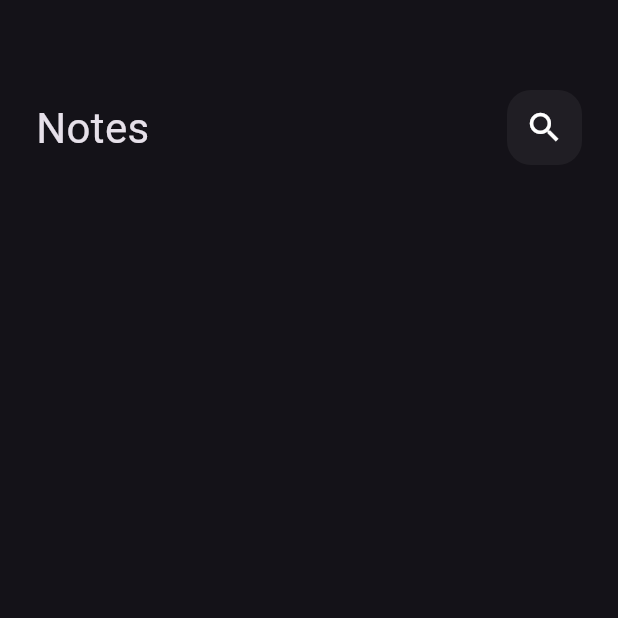
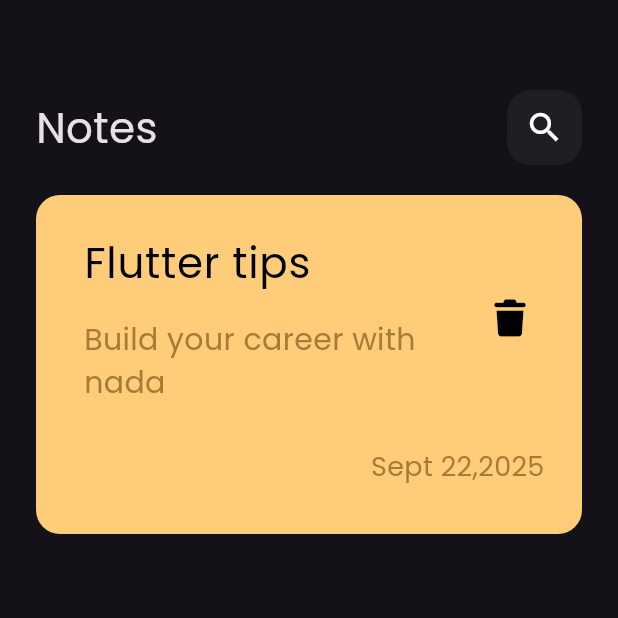
Before and after one commit to nada29348-hash/notes_app2, a Flutter app: the screen it shows after launch, on a phone screen of 412 x 824 dp, the top half of it. Run offline on Flutter 3.47's test engine with Material 3 defaults, Android fonts, the phone set to English and light mode, and no system bars; our stand-ins replace font_awesome_flutter.

Commit message:
create custom note item and give default font

```diff
--- a/lib/main.dart
+++ b/lib/main.dart
@@ -12,7 +12,7 @@
   Widget build(BuildContext context) {
     return MaterialApp(
       debugShowCheckedModeBanner: false,
-      theme: ThemeData(brightness: Brightness.dark),
+      theme: ThemeData(brightness: Brightness.dark, fontFamily: 'Poppins'),
       home: NotesView(),
     );
   }
--- /dev/null
+++ b/lib/widgets/custom_note_item.dart
@@ -0,0 +1,48 @@
+import 'package:flutter/material.dart';
+import 'package:font_awesome_flutter/font_awesome_flutter.dart';
+
+class CustomNoteItem extends StatelessWidget {
+  const CustomNoteItem({super.key});
+
+  @override
+  Widget build(BuildContext context) {
+    return Container(
+      padding: const EdgeInsets.only(top: 16, left: 16, bottom: 16),
+      decoration: BoxDecoration(
+        color: Color(0xffFFCD7A),
+        borderRadius: BorderRadius.circular(16),
+      ),
+      child: Column(
+        crossAxisAlignment: CrossAxisAlignment.end,
+        children: [
+          ListTile(
+            title: Padding(
+              padding: const EdgeInsets.only(bottom: 16),
+              child: Text(
+                'Flutter tips',
+                style: TextStyle(color: Colors.black, fontSize: 28),
+              ),
+            ),
+            subtitle: Text(
+              'Build your career with nada',
+              style: TextStyle(color: Color(0xffA47C38), fontSize: 20),
+            ),
+            trailing: IconButton(
+              onPressed: () {},
+              icon: Icon(FontAwesomeIcons.trash, color: Colors.black, size: 24),
+            ),
+          ),
+
+          SizedBox(height: 20),
+          Padding(
+            padding: const EdgeInsets.only(right: 25, bottom: 16),
+            child: Text(
+              'Sept 22,2025',
+              style: TextStyle(color: Color(0xffA47C38), fontSize: 18),
+            ),
+          ),
+        ],
+      ),
+    );
+  }
+}
--- a/lib/widgets/notes_view_body.dart
+++ b/lib/widgets/notes_view_body.dart
@@ -1,5 +1,6 @@
 import 'package:flutter/material.dart';
 import 'package:notes_app2/widgets/custom_app_bar.dart';
+import 'package:notes_app2/widgets/custom_note_item.dart';
 
 class NotesViewBody extends StatelessWidget {
   const NotesViewBody({super.key});
@@ -8,7 +9,14 @@
   Widget build(BuildContext context) {
     return Padding(
       padding: const EdgeInsets.symmetric(horizontal: 24),
-      child: const Column(children: [SizedBox(height: 60), CustomAppBar()]),
+      child: const Column(
+        children: [
+          SizedBox(height: 60),
+          CustomAppBar(),
+          SizedBox(height: 20),
+          CustomNoteItem(),
+        ],
+      ),
     );
   }
 }
```
Also changed, not shown: pubspec.yaml (+7 -12 lines), assets/fonts/Poppins-Regular.ttf (added), pubspec.lock.
